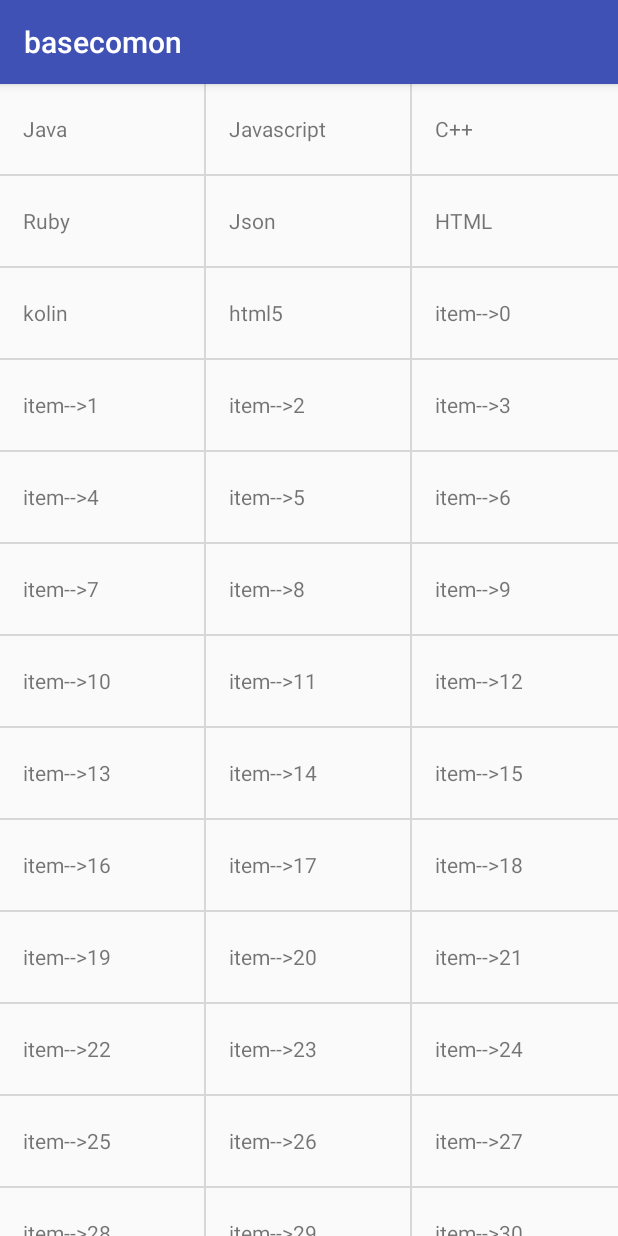
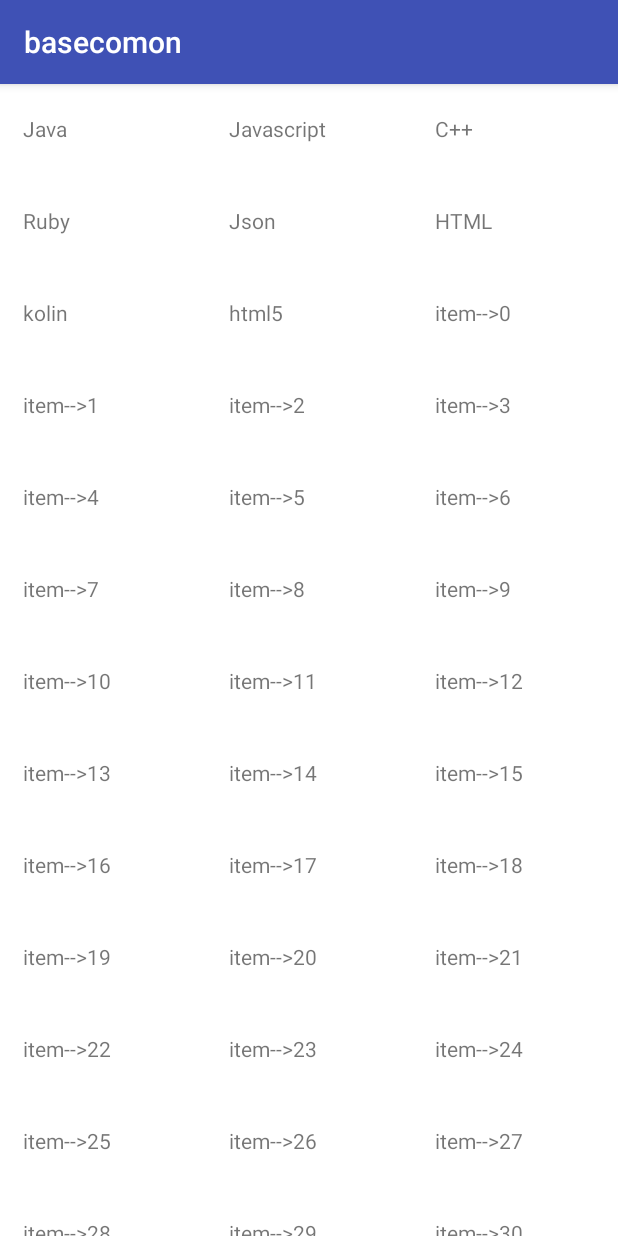
Before and after one commit to c2016bb/basecomon, an Android app: the screen it shows after launch (MainActivity), on a phone screen of 412 x 824 dp. Run offline under Robolectric (Android 15) with nearby library versions, the phone set to English and light mode, and no system bars.

Commit message:
xcvxvv cxcdvxv

```diff
--- a/basecommon/src/main/res/values/colors.xml
+++ b/basecommon/src/main/res/values/colors.xml
@@ -2,6 +2,7 @@
 <resources>
     <color name="white">#ffffff</color>
     <color name="colorPrimary_light_trsp" >#7b393a3f</color>
-    <color name="fa">#FAFAFA</color>
-    <color name="d7">#D7D7D7</color>
+    <color name="fa">#FFFFFF</color>
+    <!--<color name="d7">#D7D7D7</color>-->
+    <color name="d7">#FFFFFF</color>
 </resources>
```
